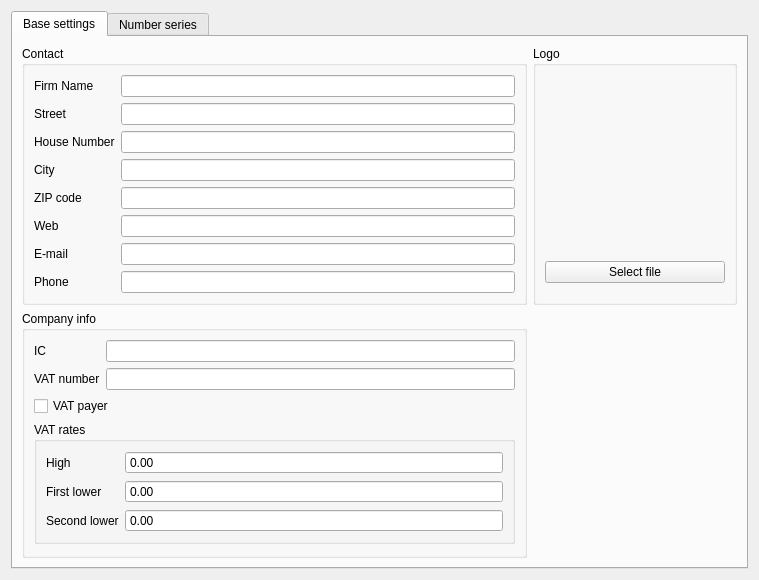
The window that core/settings/globalsettingsform.ui (PepaRokos/TimeTracker) describes before a commit, drawn with Qt 5.
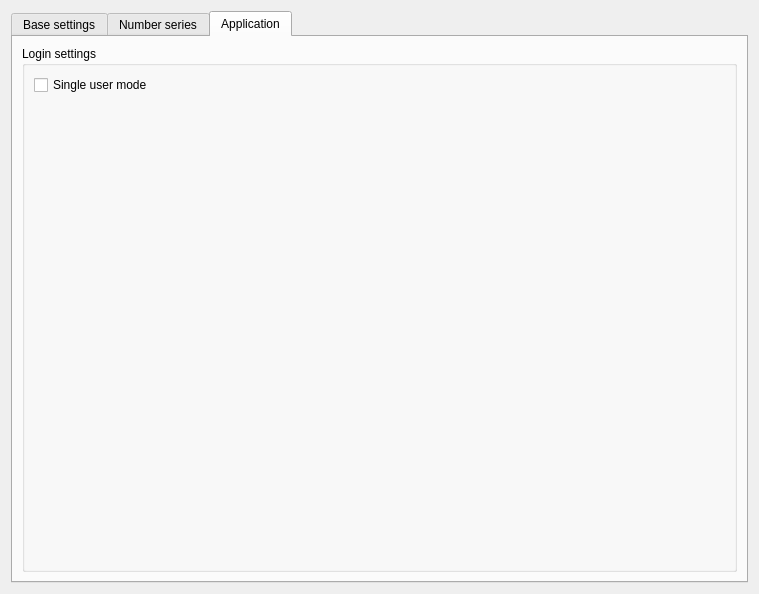
The same window after the commit. The open tabs and pages were chosen to show the change. Icons and pictures are not drawn.

What changed in the file:
```diff
--- a/core/settings/globalsettingsform.ui
+++ b/core/settings/globalsettingsform.ui
@@ -7,7 +7,7 @@
     <x>0</x>
     <y>0</y>
     <width>759</width>
-    <height>557</height>
+    <height>594</height>
    </rect>
   </property>
   <property name="windowTitle">
@@ -332,6 +332,42 @@
        </item>
       </layout>
      </widget>
+     <widget class="QWidget" name="tabApplication">
+      <attribute name="title">
+       <string>Application</string>
+      </attribute>
+      <layout class="QVBoxLayout" name="verticalLayout_4">
+       <item>
+        <widget class="QGroupBox" name="grpLogin">
+         <property name="title">
+          <string>Login settings</string>
+         </property>
+         <layout class="QVBoxLayout" name="verticalLayout_3">
+          <item>
+           <widget class="QCheckBox" name="singleUser">
+            <property name="text">
+             <string>Single user mode</string>
+            </property>
+           </widget>
+          </item>
+          <item>
+           <spacer name="verticalSpacer">
+            <property name="orientation">
+             <enum>Qt::Vertical</enum>
+            </property>
+            <property name="sizeHint" stdset="0">
+             <size>
+              <width>20</width>
+              <height>40</height>
+             </size>
+            </property>
+           </spacer>
+          </item>
+         </layout>
+        </widget>
+       </item>
+      </layout>
+     </widget>
     </widget>
    </item>
   </layout>
```
